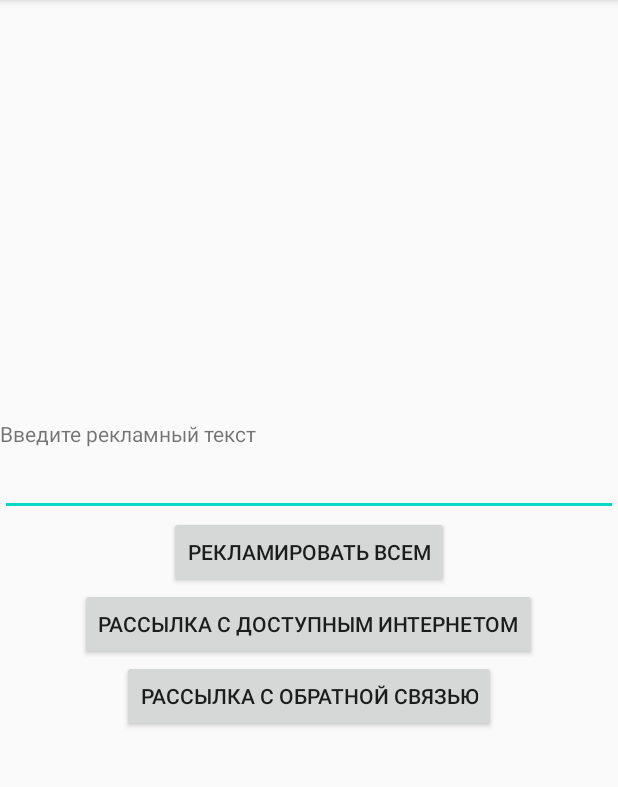
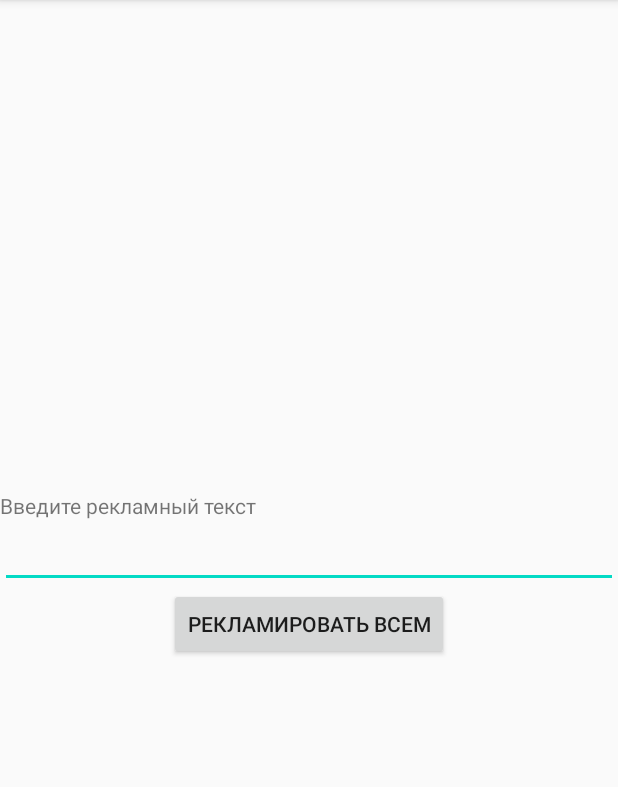
Before and after one commit to pavlentytest/Advertising_simple, an Android app: the screen it shows after launch (MainActivity), on a phone screen of 412 x 824 dp, the part 84-871 px from its top. Run offline under Robolectric (Android 15) with nearby library versions, the phone set to English and light mode, and no system bars.

```diff
--- a/app/src/main/res/layout/activity_main.xml
+++ b/app/src/main/res/layout/activity_main.xml
@@ -22,16 +22,5 @@
         android:layout_height="wrap_content"
         android:id="@+id/allbtn"
         android:text="@string/allbutton"/>
-   <Button
-        android:layout_width="wrap_content"
-        android:layout_height="wrap_content"
-        android:id="@+id/selectbtn"
-        android:text="@string/selectbtn"
-        android:onClick="selectPost"/>
-    <Button
-        android:layout_width="wrap_content"
-        android:layout_height="wrap_content"
-        android:id="@+id/tbtn"
-        android:text="@string/btn"
-        android:onClick="backPost"/>
+
 </LinearLayout>
--- a/gradle.properties
+++ b/gradle.properties
@@ -6,7 +6,7 @@
 # http://www.gradle.org/docs/current/userguide/build_environment.html
 # Specifies the JVM arguments used for the daemon process.
 # The setting is particularly useful for tweaking memory settings.
-org.gradle.jvmargs=-Xmx2048m
+org.gradle.jvmargs=-Xmx1048m
 # When configured, Gradle will run in incubating parallel mode.
 # This option should only be used with decoupled projects. More details, visit
 # http://www.gradle.org/docs/current/userguide/multi_project_builds.html#sec:decoupled_projects
```
Also changed, not shown: app/src/main/java/ru/myitacademy/samsung/advertising/MainActivity.kt (+4 -10 lines).
